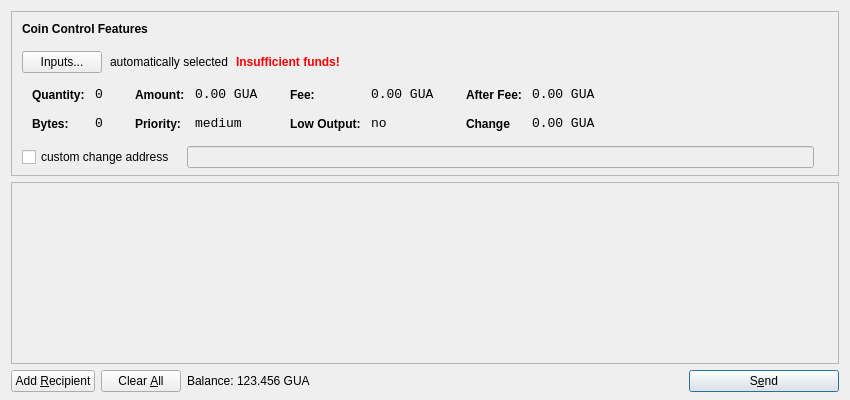
First picture: the form in src/qt/forms/sendcoinsdialog.ui, repository reappergrimd/Guarany, before the edit.
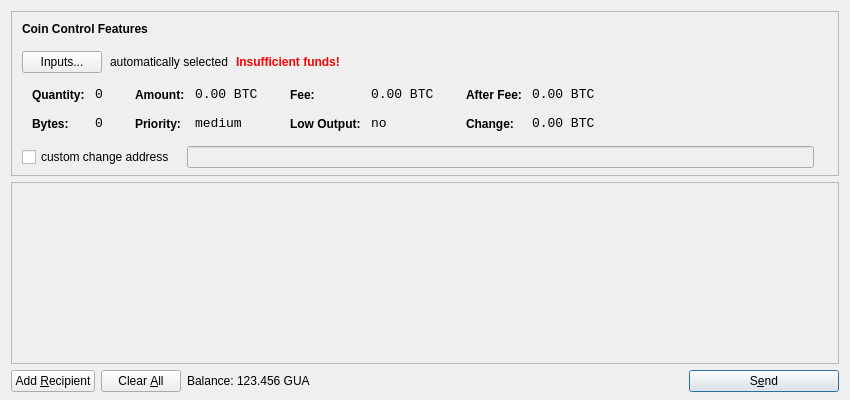
Second picture: the form after the edit. Icons and pictures are not drawn.

Patch:
```diff
--- a/src/qt/forms/sendcoinsdialog.ui
+++ b/src/qt/forms/sendcoinsdialog.ui
@@ -321,7 +321,7 @@
                   <enum>Qt::ActionsContextMenu</enum>
                  </property>
                  <property name="text">
-                  <string>0.00 GUA</string>
+                  <string notr="true">0.00 BTC</string>
                  </property>
                  <property name="textInteractionFlags">
                   <set>Qt::LinksAccessibleByMouse|Qt::TextSelectableByKeyboard|Qt::TextSelectableByMouse</set>
@@ -407,7 +407,7 @@
                   <enum>Qt::ActionsContextMenu</enum>
                  </property>
                  <property name="text">
-                  <string>0.00 GUA</string>
+                  <string notr="true">0.00 BTC</string>
                  </property>
                  <property name="textInteractionFlags">
                   <set>Qt::LinksAccessibleByMouse|Qt::TextSelectableByKeyboard|Qt::TextSelectableByMouse</set>
@@ -493,7 +493,7 @@
                   <enum>Qt::ActionsContextMenu</enum>
                  </property>
                  <property name="text">
-                  <string>0.00 GUA</string>
+                  <string notr="true">0.00 BTC</string>
                  </property>
                  <property name="textInteractionFlags">
                   <set>Qt::LinksAccessibleByMouse|Qt::TextSelectableByKeyboard|Qt::TextSelectableByMouse</set>
@@ -506,7 +506,7 @@
                   <string notr="true">font-weight:bold;</string>
                  </property>
                  <property name="text">
-                  <string>Change</string>
+                  <string>Change:</string>
                  </property>
                 </widget>
                </item>
@@ -525,7 +525,7 @@
                   <enum>Qt::ActionsContextMenu</enum>
                  </property>
                  <property name="text">
-                  <string>0.00 GUA</string>
+                  <string notr="true">0.00 BTC</string>
                  </property>
                  <property name="textInteractionFlags">
                   <set>Qt::LinksAccessibleByMouse|Qt::TextSelectableByKeyboard|Qt::TextSelectableByMouse</set>
@@ -709,12 +709,6 @@
        </property>
        <item>
         <widget class="QLabel" name="label">
-         <property name="sizePolicy">
-          <sizepolicy hsizetype="Preferred" vsizetype="Fixed">
-           <horstretch>0</horstretch>
-           <verstretch>0</verstretch>
-          </sizepolicy>
-         </property>
          <property name="text">
           <string>Balance:</string>
          </property>
@@ -722,12 +716,6 @@
        </item>
        <item>
         <widget class="QLabel" name="labelBalance">
-         <property name="sizePolicy">
-          <sizepolicy hsizetype="Preferred" vsizetype="Fixed">
-           <horstretch>0</horstretch>
-           <verstretch>0</verstretch>
-          </sizepolicy>
-         </property>
          <property name="cursor">
           <cursorShape>IBeamCursor</cursorShape>
          </property>
```
Left out of the diff: 8 changed lines with no effect on the pictures.
